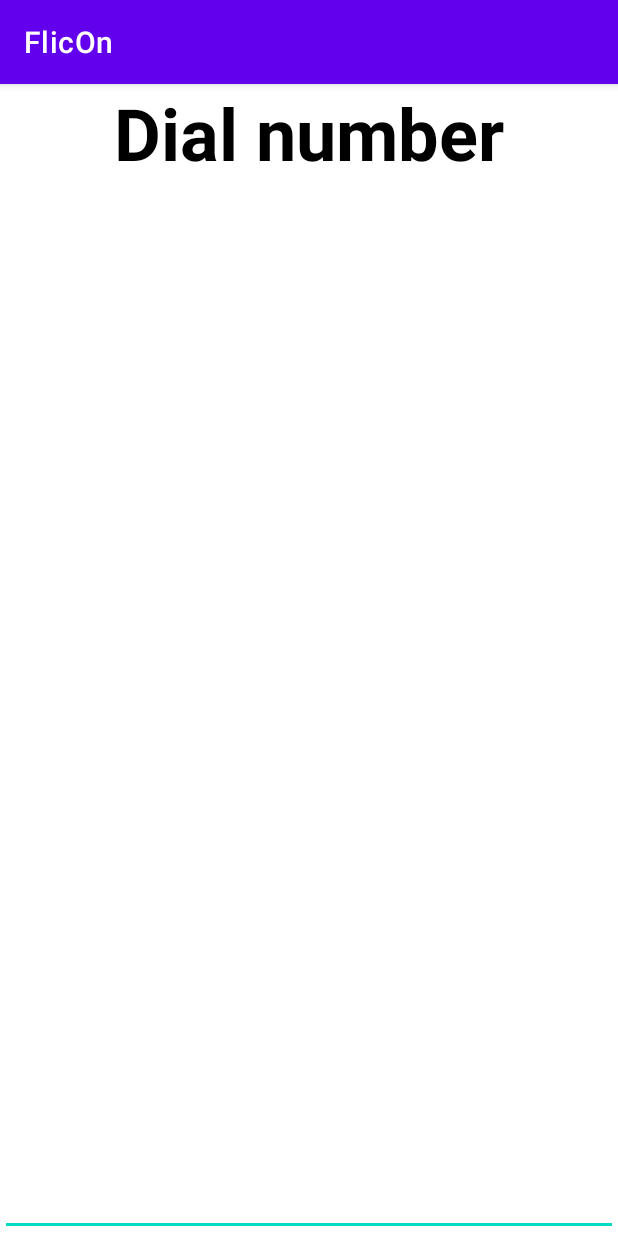
After one commit to kjarmoszko/FlicOn, an Android app: the ChooseNumberActivity screen opened directly, with no data from a screen before it, on a phone screen of 412 x 824 dp. The commit adds this screen. Run offline under Robolectric (Android 15) with nearby library versions, the phone set to English and light mode, and no system bars.

Commit message:
Dial number functionality

```diff
--- a/app/src/main/AndroidManifest.xml
+++ b/app/src/main/AndroidManifest.xml
@@ -26,11 +26,14 @@
         android:supportsRtl="true"
         android:theme="@style/Theme.FlicOn">
         <activity
+            android:name=".phone.ChooseNumberActivity"
+            android:exported="false" />
+        <activity
             android:name=".phone.LockScreenActivity"
             android:screenOrientation="portrait" />
         <activity
             android:name=".phone.SmsActivity"
-            android:screenOrientation="portrait"  />
+            android:screenOrientation="portrait" />
         <activity
             android:name=".phone.SendSmsActivity"
             android:screenOrientation="portrait" />
--- /dev/null
+++ b/app/src/main/java/com/example/flicon/phone/ChooseNumberActivity.java
@@ -0,0 +1,58 @@
+package com.example.flicon.phone;
+
+import androidx.annotation.RequiresApi;
+import androidx.appcompat.app.AppCompatActivity;
+import androidx.core.app.ActivityCompat;
+import androidx.core.content.ContextCompat;
+
+import android.Manifest;
+import android.content.Context;
+import android.content.Intent;
+import android.content.pm.PackageManager;
+import android.net.Uri;
+import android.os.Build;
+import android.os.Bundle;
+import android.os.IBinder;
+import android.view.KeyEvent;
+import android.view.View;
+import android.view.inputmethod.InputMethodManager;
+import android.widget.EditText;
+import android.widget.Toast;
+
+import com.example.flicon.R;
+
+public class ChooseNumberActivity extends AppCompatActivity {
+    private EditText phoneNumber;
+
+
+    @Override
+    protected void onCreate(Bundle savedInstanceState) {
+        super.onCreate(savedInstanceState);
+        setContentView(R.layout.activity_choose_number);
+        phoneNumber = (EditText) findViewById(R.id.phoneNumberEditText);
+        phoneNumber.requestFocus();
+        InputMethodManager inputMethodManager = (InputMethodManager) getSystemService(Context.INPUT_METHOD_SERVICE);
+        inputMethodManager.toggleSoftInput(InputMethodManager.SHOW_FORCED,0);
+        phoneNumber.setOnKeyListener(new View.OnKeyListener() {
+            @Override
+            public boolean onKey(View v, int keyCode, KeyEvent event) {
+                if (event.getAction() == KeyEvent.ACTION_DOWN) {
+                    switch (keyCode) {
+                        case KeyEvent.KEYCODE_ENTER:
+                            makeCall(phoneNumber.getText().toString());
+                            finish();
+                            return true;
+                    }
+                }
+                return false;
+            }
+        });
+    }
+
+    private void makeCall(String number) {
+            startActivity(new Intent(Intent.ACTION_CALL, Uri.parse("tel:"+number)));
+            finish();
+
+    }
+
+}
--- /dev/null
+++ b/app/src/main/res/layout/activity_choose_number.xml
@@ -0,0 +1,25 @@
+<?xml version="1.0" encoding="utf-8"?>
+<LinearLayout xmlns:android="http://schemas.android.com/apk/res/android"
+    xmlns:tools="http://schemas.android.com/tools"
+    android:layout_width="match_parent"
+    android:layout_height="match_parent"
+    android:orientation="vertical"
+    tools:context=".phone.ChooseNumberActivity">
+<TextView
+    android:layout_width="wrap_content"
+    android:layout_height="wrap_content"
+    android:text="Dial number"
+    android:textColor="#000000"
+    android:textStyle="bold"
+    android:textSize="48dp"
+    android:layout_gravity="center"/>
+
+<EditText
+    android:layout_width="match_parent"
+    android:layout_height="match_parent"
+    android:id="@+id/phoneNumberEditText"
+    android:textStyle="bold"
+    android:inputType="phone"
+    android:textSize="64dp"/>
+
+</LinearLayout>
```
Also changed, not shown: app/src/main/java/com/example/flicon/phone/CallLogFragment.java (+11 -0 lines), app/src/main/res/layout/call_log_fragment.xml (+10 -2 lines).
